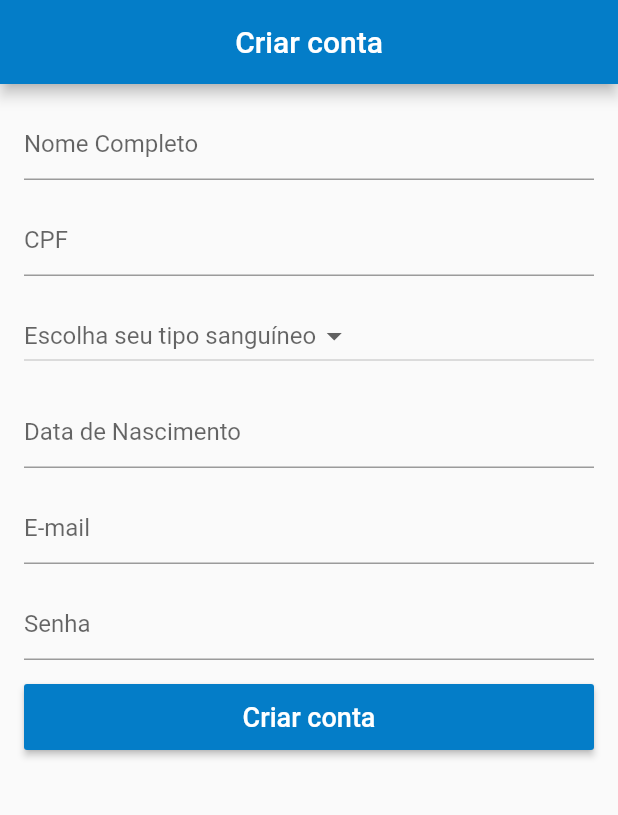
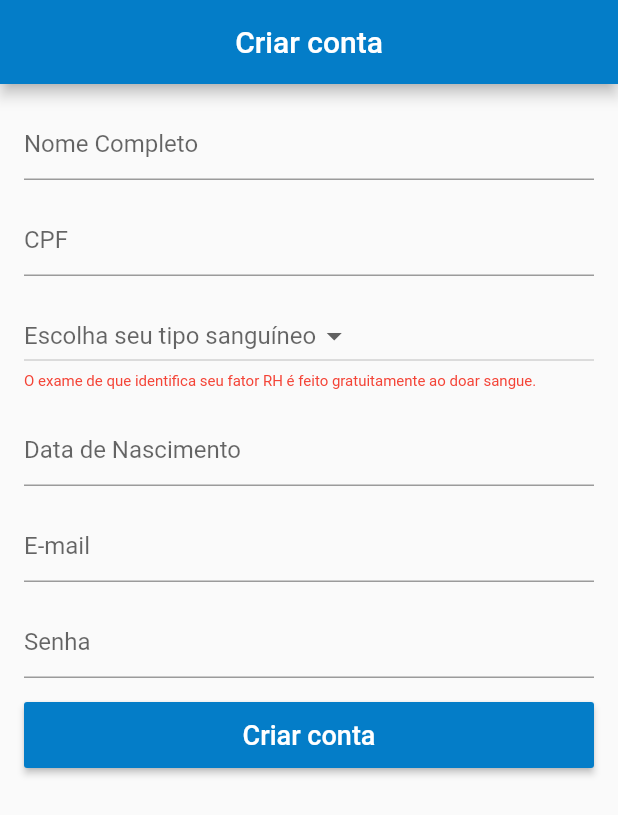
Before and after one commit to Fillipe626/doacao_sangue, a Flutter app: the SignUpScreen screen opened directly, on a phone screen of 412 x 824 dp. Shown: the top 815 px of the screen. Run offline on Flutter 3.47's test engine with Material 2 defaults, Android fonts, the phone set to English and light mode, and no system bars; our stand-ins replace brasil_fields, cloud_firestore, firebase_auth, transparent_image; accounts and stored records are empty.

```diff
--- a/lib/screens/signup_screen.dart
+++ b/lib/screens/signup_screen.dart
@@ -119,10 +119,18 @@ class _SignUpScreenState extends State<SignUpScreen> {
                           case 8:
                             _bloodController = "Não sei";
                             break;
+                          default:
+                            _bloodController = "Não sei";
+                            break;
 
                         }
                       });
                     },
+                  ),
+                  Text(
+                    "O exame de que identifica seu fator RH é feito gratuitamente ao doar sangue.",
+                    style:
+                    TextStyle(fontSize: 10.0, color: Colors.red),
                   ),
                   SizedBox(height: 16.0),
                   TextFormField(
```
Also changed, not shown: lib/screens/id_screen.dart (+10 -2 lines).
